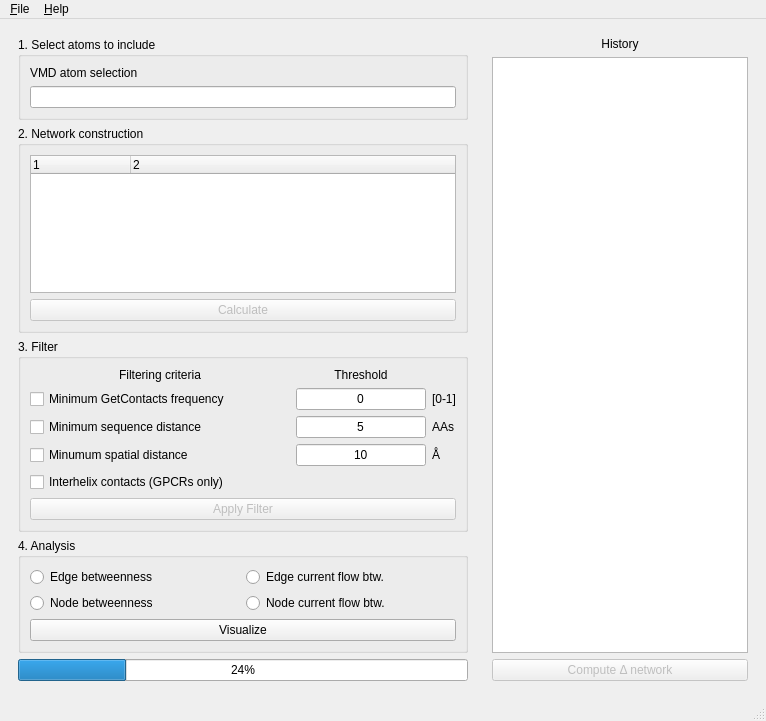
Old version of the form gui/alloviz_mainwindow.ui in the repository frannerin/AlloViz.
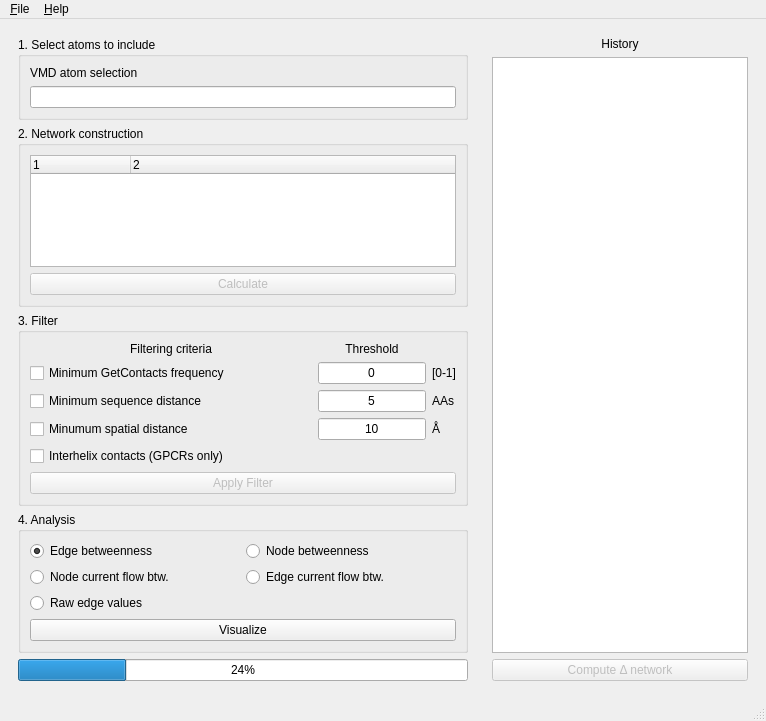
New version of the form.

What changed in the file:
```diff
--- a/gui/alloviz_mainwindow.ui
+++ b/gui/alloviz_mainwindow.ui
@@ -109,28 +109,11 @@
          <property name="title">
           <string>3. Filter</string>
          </property>
-         <layout class="QGridLayout" name="gridLayout_2" columnstretch="200,100,0">
-          <item row="3" column="0">
-           <widget class="QCheckBox" name="minDistanceCheck">
+         <layout class="QGridLayout" name="gridLayout_2" columnstretch="200,0,0">
+          <item row="4" column="0" colspan="3">
+           <widget class="QCheckBox" name="interhelixCheck">
             <property name="text">
-             <string>Minumum spatial distance</string>
-            </property>
-           </widget>
-          </item>
-          <item row="1" column="0">
-           <widget class="QCheckBox" name="minGetContactsCheck">
-            <property name="text">
-             <string>Minimum GetContacts frequency</string>
-            </property>
-           </widget>
-          </item>
-          <item row="2" column="1">
-           <widget class="QLineEdit" name="sequenceEdit">
-            <property name="text">
-             <string>5</string>
-            </property>
-            <property name="alignment">
-             <set>Qt::AlignCenter</set>
+             <string>Interhelix contacts (GPCRs only)</string>
             </property>
            </widget>
           </item>
@@ -171,6 +154,13 @@
             </property>
            </widget>
           </item>
+          <item row="3" column="0">
+           <widget class="QCheckBox" name="minDistanceCheck">
+            <property name="text">
+             <string>Minumum spatial distance</string>
+            </property>
+           </widget>
+          </item>
           <item row="1" column="2">
            <widget class="QLabel" name="label_3">
             <property name="text">
@@ -178,13 +168,6 @@
             </property>
            </widget>
           </item>
-          <item row="2" column="2">
-           <widget class="QLabel" name="label_4">
-            <property name="text">
-             <string>AAs</string>
-            </property>
-           </widget>
-          </item>
           <item row="3" column="2">
            <widget class="QLabel" name="label_5">
             <property name="text">
@@ -192,6 +175,40 @@
             </property>
            </widget>
           </item>
+          <item row="0" column="0">
+           <widget class="QLabel" name="label_6">
+            <property name="text">
+             <string>Filtering criteria</string>
+            </property>
+            <property name="alignment">
+             <set>Qt::AlignCenter</set>
+            </property>
+           </widget>
+          </item>
+          <item row="1" column="0">
+           <widget class="QCheckBox" name="minGetContactsCheck">
+            <property name="text">
+             <string>Minimum GetContacts frequency</string>
+            </property>
+           </widget>
+          </item>
+          <item row="2" column="1">
+           <widget class="QLineEdit" name="sequenceEdit">
+            <property name="text">
+             <string>5</string>
+            </property>
+            <property name="alignment">
+             <set>Qt::AlignCenter</set>
+            </property>
+           </widget>
+          </item>
+          <item row="2" column="2">
+           <widget class="QLabel" name="label_4">
+            <property name="text">
+             <string>AAs</string>
+            </property>
+           </widget>
+          </item>
           <item row="5" column="0" colspan="3">
            <widget class="QPushButton" name="filterButton">
             <property name="enabled">
@@ -202,23 +219,6 @@
             </property>
            </widget>
           </item>
-          <item row="4" column="0" colspan="3">
-           <widget class="QCheckBox" name="interhelixCheck">
-            <property name="text">
-             <string>Interhelix contacts (GPCRs only)</string>
-            </property>
-           </widget>
-          </item>
-          <item row="0" column="0">
-           <widget class="QLabel" name="label_6">
-            <property name="text">
-             <string>Filtering criteria</string>
-            </property>
-            <property name="alignment">
-             <set>Qt::AlignCenter</set>
-            </property>
-           </widget>
-          </item>
          </layout>
         </widget>
        </item>
@@ -228,41 +228,51 @@
           <string>4. Analysis</string>
          </property>
          <layout class="QGridLayout" name="gridLayout">
-          <item row="0" column="0">
-           <widget class="QRadioButton" name="radioButton_11">
-            <property name="text">
-             <string>Edge betweenness</string>
-            </property>
-           </widget>
-          </item>
-          <item row="1" column="0">
-           <widget class="QRadioButton" name="radioButton_12">
-            <property name="text">
-             <string>Node betweenness</string>
-            </property>
-           </widget>
-          </item>
-          <item row="0" column="1">
+          <item row="2" column="1">
            <widget class="QRadioButton" name="radioButton">
             <property name="text">
              <string>Edge current flow btw.</string>
             </property>
            </widget>
           </item>
-          <item row="1" column="1">
+          <item row="1" column="0">
+           <widget class="QRadioButton" name="radioButton_11">
+            <property name="text">
+             <string>Edge betweenness</string>
+            </property>
+            <property name="checked">
+             <bool>true</bool>
+            </property>
+           </widget>
+          </item>
+          <item row="2" column="0">
            <widget class="QRadioButton" name="radioButton_2">
             <property name="text">
              <string>Node current flow btw.</string>
             </property>
            </widget>
           </item>
-          <item row="2" column="0" colspan="2">
+          <item row="1" column="1">
+           <widget class="QRadioButton" name="radioButton_12">
+            <property name="text">
+             <string>Node betweenness</string>
+            </property>
+           </widget>
+          </item>
+          <item row="4" column="0" colspan="2">
            <widget class="QPushButton" name="pushButton_6">
             <property name="text">
              <string>Visualize</string>
             </property>
            </widget>
           </item>
+          <item row="3" column="0" colspan="2">
+           <widget class="QRadioButton" name="radioButton_3">
+            <property name="text">
+             <string>Raw edge values</string>
+            </property>
+           </widget>
+          </item>
          </layout>
         </widget>
        </item>
```
